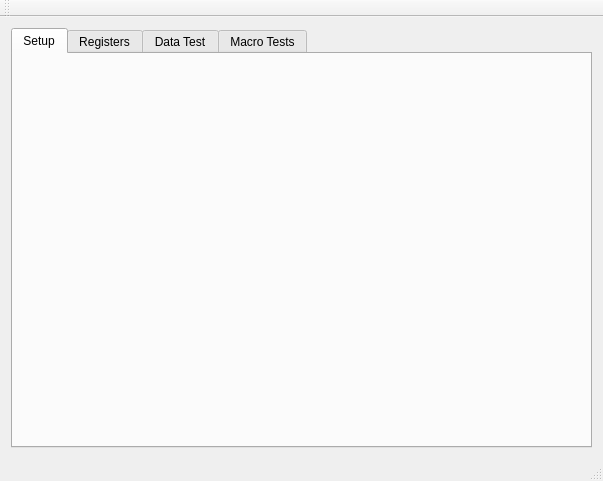
Old version of the form GUI/View/mainview.ui in the repository tristandupree/Ph2_ACF.
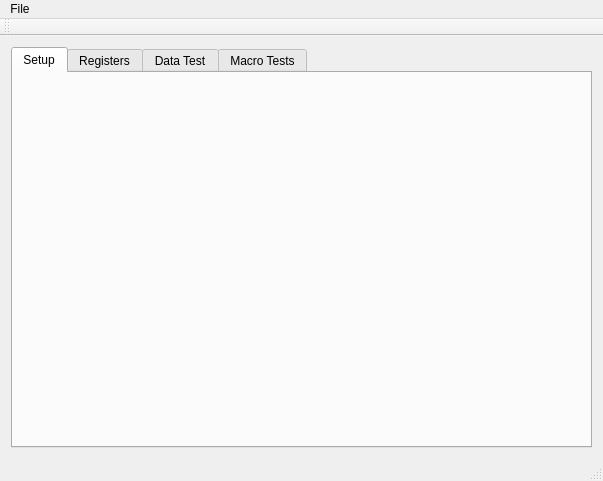
New version of the form. The open tabs and pages were chosen to show the change.

The edit to the form file:
```diff
--- a/GUI/View/mainview.ui
+++ b/GUI/View/mainview.ui
@@ -73,6 +73,13 @@
      <height>22</height>
     </rect>
    </property>
+   <widget class="QMenu" name="menuPh2DAQ_GUI">
+    <property name="title">
+     <string>File</string>
+    </property>
+    <addaction name="actionAbout"/>
+   </widget>
+   <addaction name="menuPh2DAQ_GUI"/>
   </widget>
   <widget class="QToolBar" name="mainToolBar">
    <attribute name="toolBarArea">
```
Left out of the diff: 7 changed lines with no effect on the pictures.
